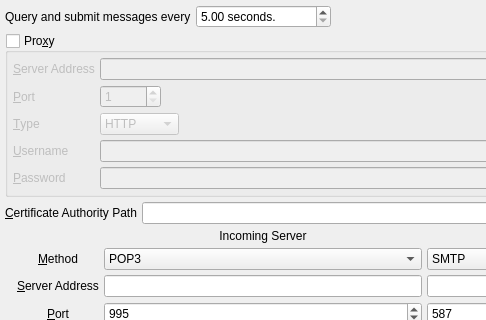
First picture: the form in branches/trunk/GoldBug-UI/poptasticsettings.ui, repository textbrowser/spot-on, before the edit; both pictures show x 0 to 486 and y 0 to 320 of the 750 by 638 pixel window.
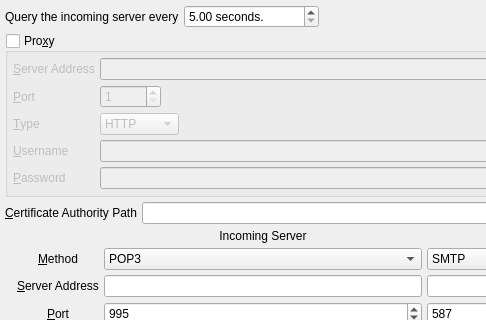
Second picture: the form after the edit. Icons and pictures are not drawn.

Commit message: Post Poptastic messages every 2.5 seconds.

```diff
--- a/branches/trunk/GoldBug-UI/poptasticsettings.ui
+++ b/branches/trunk/GoldBug-UI/poptasticsettings.ui
@@ -32,7 +32,7 @@
      <item>
       <widget class="QLabel" name="label_99">
        <property name="text">
-        <string>Query and submit messages every</string>
+        <string>Query the incoming server every</string>
        </property>
        <property name="buddy">
         <cstring>poptasticRefresh</cstring>
```
The commit also changes 3 other files.
